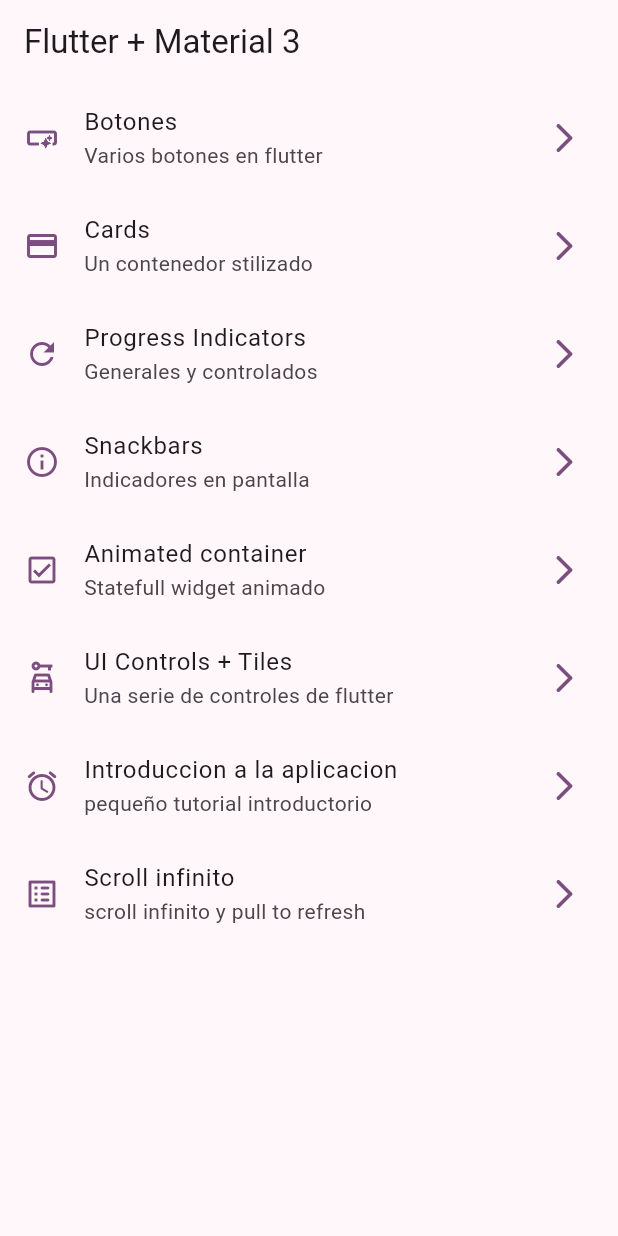
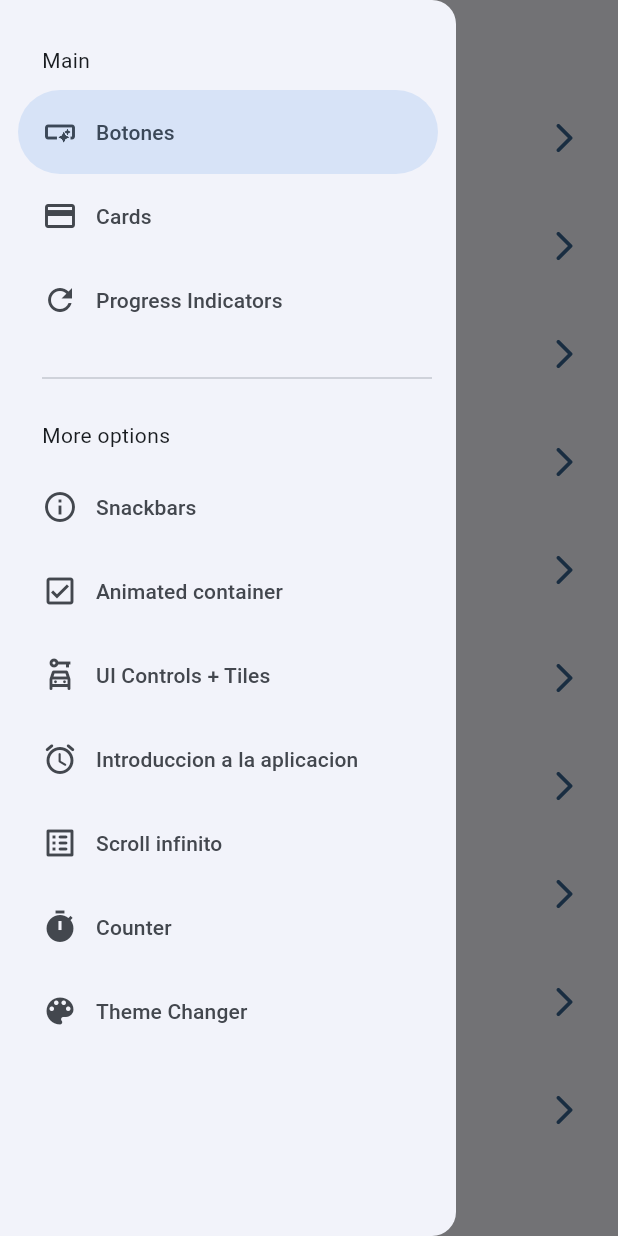
Before and after one commit to CarlosHugoRodriguezC/widgetsAppFlutter, a Flutter app: the screen it shows after launch, with the side drawer open (before the commit the screen has no drawer), on a phone screen of 412 x 824 dp. Run offline on Flutter 3.47's test engine with Material 2 defaults, Android fonts, the phone set to English and light mode, and no system bars; our stand-ins replace animate_do, flutter_riverpod, go_router.

Commit message:
app theme changer implemented

```diff
--- a/lib/config/menu/menu_items.dart
+++ b/lib/config/menu/menu_items.dart
@@ -54,4 +54,14 @@ const appMenuItems = <MenuItem>[
       subtitle: 'scroll infinito y pull to refresh',
       link: '/infinite',
       icon: Icons.list_alt_rounded),
+  MenuItem(
+      title: 'Counter',
+      subtitle: 'counter riverpod',
+      link: '/counter',
+      icon: Icons.timer),
+  MenuItem(
+      title: 'Theme Changer',
+      subtitle: 'theme changer con riverpod',
+      link: '/theme-changer',
+      icon: Icons.color_lens_rounded),
 ];
--- a/lib/config/router/app_router.dart
+++ b/lib/config/router/app_router.dart
@@ -1,4 +1,5 @@
 import 'package:go_router/go_router.dart';
+import 'package:widgets_app/presentation/screens/counter/counter_screen.dart';
 
 import '../../presentation/screens/screens.dart';
 
@@ -50,5 +51,15 @@ final router = GoRouter(
       name: InfiniteScrollScreen.name,
       builder: (context, state) => const InfiniteScrollScreen(),
     ),
+    GoRoute(
+      path: '/counter',
+      name: CounterScreen.name,
+      builder: (context, state) => const CounterScreen(),
+    ),
+    GoRoute(
+      path: '/theme-changer',
+      name: ThemeChanger.name,
+      builder: (context, state) => const ThemeChanger(),
+    ),
   ],
 );
--- a/lib/config/themes/app_theme.dart
+++ b/lib/config/themes/app_theme.dart
@@ -7,18 +7,21 @@ const colorList = <Color>[
   Colors.red,
   Colors.purple,
   Colors.cyan,
+  Colors.pinkAccent,
 ];
 
 class AppTheme {
   final int selectedColor;
+  final bool isDarkMode;
 
-  AppTheme({this.selectedColor = 0})
+  AppTheme({this.selectedColor = 0, this.isDarkMode = false})
       : assert(selectedColor >= 0, 'Selected color must be greater than 0.'),
         assert(selectedColor <= colorList.length - 1,
             'Selected color must be less or equal than ${colorList.length - 1}.');
 
   ThemeData getTheme() => ThemeData(
       useMaterial3: true,
+      brightness: isDarkMode ? Brightness.dark : Brightness.light,
       colorSchemeSeed: colorList[selectedColor],
       appBarTheme: const AppBarTheme(centerTitle: false));
 }
--- a/lib/main.dart
+++ b/lib/main.dart
@@ -1,20 +1,33 @@
 import 'package:flutter/material.dart';
+import 'package:flutter_riverpod/flutter_riverpod.dart';
 import 'package:widgets_app/config/router/app_router.dart';
 import 'package:widgets_app/config/themes/app_theme.dart';
+import 'package:widgets_app/presentation/providers/them_provider.dart';
+
 void main() {
-  runApp(const MainApp());
+  runApp(
+    const ProviderScope(
+      child: MainApp(),
+    ),
+  );
 }
 
-class MainApp extends StatelessWidget {
+class MainApp extends ConsumerWidget {
   const MainApp({super.key});
 
   @override
-  Widget build(BuildContext context) {
+  Widget build(BuildContext context, WidgetRef ref) {
     final routes = router;
+
+    final isDarkModeValue = ref.watch(isDarkModeProvider);
+    final selectedColorValue = ref.watch(selectedColorProvider);
+
     return MaterialApp.router(
       title: 'Flutter Widgets',
       debugShowCheckedModeBanner: false,
-      theme: AppTheme(selectedColor: 4).getTheme(),
+      theme: AppTheme(
+              selectedColor: selectedColorValue, isDarkMode: isDarkModeValue)
+          .getTheme(),
       routerConfig: routes,
     );
   }
--- /dev/null
+++ b/lib/presentation/providers/counter_provider.dart
@@ -0,0 +1,3 @@
+import 'package:flutter_riverpod/flutter_riverpod.dart';
+
+final counterProvider = StateProvider((ref) => 5);
--- /dev/null
+++ b/lib/presentation/providers/them_provider.dart
@@ -0,0 +1,9 @@
+import 'package:flutter_riverpod/flutter_riverpod.dart';
+import 'package:widgets_app/config/themes/app_theme.dart';
+
+// Color list inmutable
+final colorListProvider = Provider((ref) => colorList);
+// Dark mode state
+final isDarkModeProvider = StateProvider((ref) => false);
+// Color state
+final selectedColorProvider = StateProvider((ref) => 0);
--- a/lib/presentation/screens/home/home_screen.dart
+++ b/lib/presentation/screens/home/home_screen.dart
@@ -1,6 +1,7 @@
 import 'package:flutter/material.dart';
 import 'package:go_router/go_router.dart';
 import 'package:widgets_app/config/menu/menu_items.dart';
+import 'package:widgets_app/presentation/widgets/side_menu.dart';
 // import 'package:widgets_app/presentation/screens/screens.dart';
 
 class HomeScreen extends StatelessWidget {
@@ -9,11 +10,15 @@ class HomeScreen extends StatelessWidget {
 
   @override
   Widget build(BuildContext context) {
+    final scaffoldKey = GlobalKey<ScaffoldState>();
+
     return Scaffold(
+      key: scaffoldKey,
       appBar: AppBar(
         title: const Text('Flutter + Material 3'),
       ),
       body: const _HomeView(),
+      drawer: SideMenu(scaffoldKey: scaffoldKey),
     );
   }
 }
--- a/lib/presentation/screens/screens.dart
+++ b/lib/presentation/screens/screens.dart
@@ -7,3 +7,4 @@ export 'package:widgets_app/presentation/screens/infinite_scroll/infinite_scroll
 export 'package:widgets_app/presentation/screens/progress/progress_screen.dart';
 export 'package:widgets_app/presentation/screens/snackbar/snackbar_screen.dart';
 export 'package:widgets_app/presentation/screens/ui_controls/ui_controls_screen.dart';
+export 'package:widgets_app/presentation/screens/theme_changer/theme_changer.dart';
--- /dev/null
+++ b/lib/presentation/widgets/side_menu.dart
@@ -0,0 +1,64 @@
+import 'dart:io';
+
+import 'package:flutter/material.dart';
+import 'package:go_router/go_router.dart';
+import 'package:widgets_app/config/menu/menu_items.dart';
+
+class SideMenu extends StatefulWidget {
+  final GlobalKey<ScaffoldState> scaffoldKey;
+  const SideMenu({super.key, required this.scaffoldKey});
+
+  @override
+  State<SideMenu> createState() => _SideMenuState();
+}
+
+class _SideMenuState extends State<SideMenu> {
+  int navDrawerIndex = 0;
+  @override
+  Widget build(BuildContext context) {
+    final hasNotch = MediaQuery.of(context).viewPadding.top > 35;
+
+    return NavigationDrawer(
+        selectedIndex: navDrawerIndex,
+        onDestinationSelected: (value) {
+          setState(() {
+            navDrawerIndex = value;
+          });
+          final menuItem = appMenuItems[value];
+          context.push(menuItem.link);
+          widget.scaffoldKey.currentState?.closeDrawer();
+        },
+        children: [
+          Padding(
+            padding: EdgeInsets.fromLTRB(28, hasNotch ? 0 : 30, 16, 10),
+            child: const Text('Main'),
+          ),
+          ...appMenuItems
+              .sublist(0, 3)
+              .map(
+                (menuItem) => NavigationDrawerDestination(
+                  icon: Icon(menuItem.icon),
+                  label: Text(menuItem.title),
+                ),
+              )
+              .toList(),
+          const Padding(
+            padding: EdgeInsets.fromLTRB(28, 16, 16, 10),
+            child: Divider(),
+          ),
+          const Padding(
+            padding: EdgeInsets.fromLTRB(28, 10, 16, 10),
+            child: Text('More options'),
+          ),
+          ...appMenuItems
+              .sublist(3)
+              .map(
+                (menuItem) => NavigationDrawerDestination(
+                  icon: Icon(menuItem.icon),
+                  label: Text(menuItem.title),
+                ),
+              )
+              .toList(),
+        ]);
+  }
+}
--- a/pubspec.yaml
+++ b/pubspec.yaml
@@ -10,6 +10,7 @@ dependencies:
   animate_do: ^3.0.2
   flutter:
     sdk: flutter
+  flutter_riverpod: ^2.3.1
   go_router: ^6.2.0
 
 dev_dependencies:
```
Also changed, not shown: lib/presentation/screens/counter/counter_screen.dart (added, +41 -0 lines), lib/presentation/screens/theme_changer/theme_changer.dart (added, +60 -0 lines), pubspec.lock.
